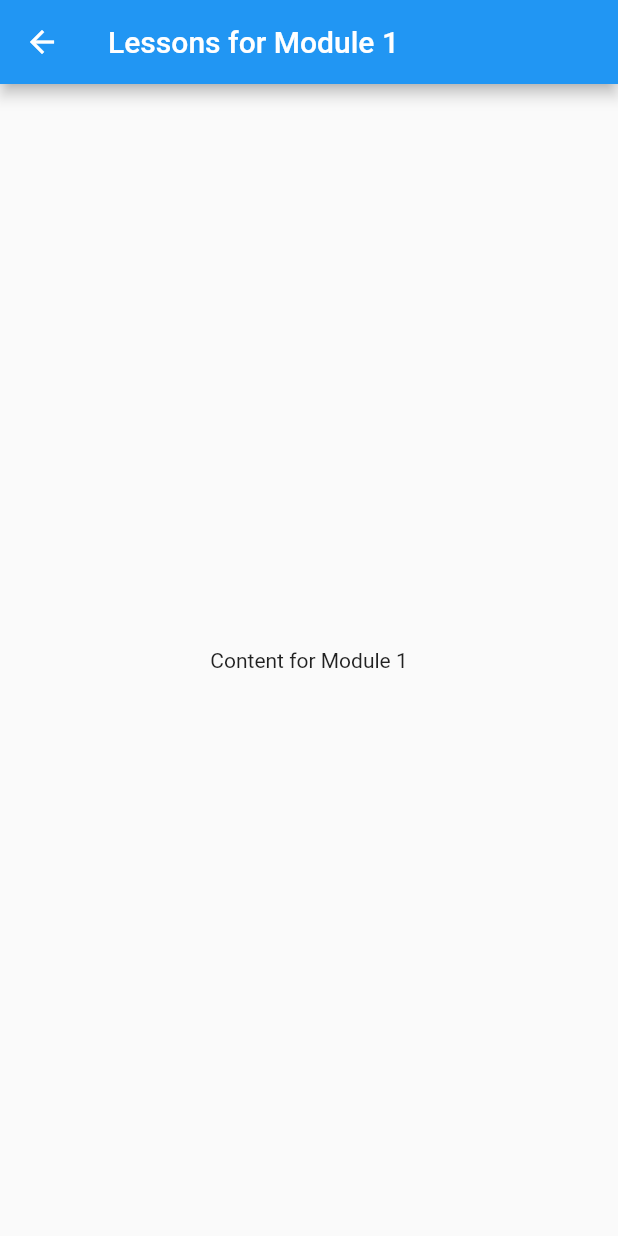
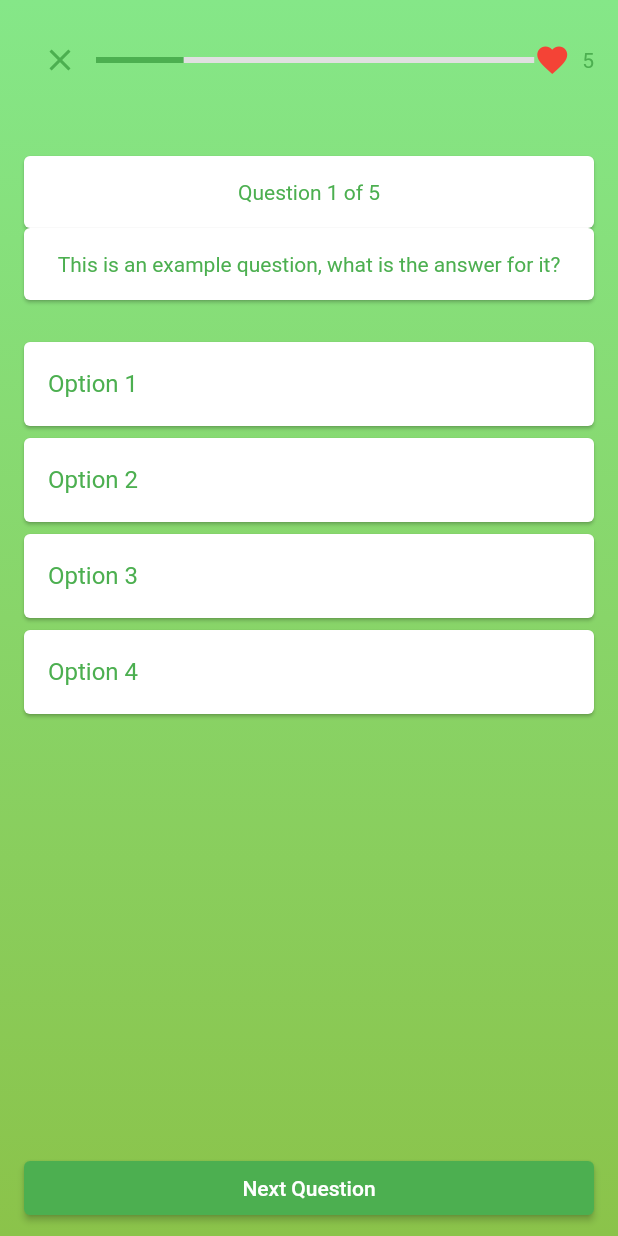
Before and after one commit to kygoben/hackutd, a Flutter app: the screen it shows after launch, after a tap on an icon or button, on a phone screen of 412 x 824 dp. Run offline on Flutter 3.47's test engine with Material 2 defaults, Android fonts, the phone set to English and light mode, and no system bars.

Commit message:
v1 lesson page

```diff
--- a/finteach/lib/Presentation/lesson_page.dart
+++ b/finteach/lib/Presentation/lesson_page.dart
@@ -8,11 +8,116 @@ class LessonPage extends StatelessWidget {
   @override
   Widget build(BuildContext context) {
     return Scaffold(
-      appBar: AppBar(
-        title: Text('Lessons for Module $moduleNumber'),
+      body: Container(
+        decoration: const BoxDecoration(
+          gradient: LinearGradient(
+            colors: [Color.fromARGB(255, 133, 231, 136), Colors.lightGreen],
+            begin: Alignment.topCenter,
+            end: Alignment.bottomCenter,
+          ),
+        ),
+        child: SafeArea(
+          child: Column(
+            crossAxisAlignment: CrossAxisAlignment.stretch,
+            children: <Widget>[
+              // Top row with back button, progress bar, and hearts
+              Padding(
+                padding: const EdgeInsets.all(16.0),
+                child: Row(
+                  mainAxisAlignment: MainAxisAlignment.spaceBetween,
+                  children: [
+                    _buildCloseButton(context),
+                    Expanded(
+                      child: _buildProgressBar(),
+                    ),
+                    _buildHeartCount(context, heartCount: 5),
+                  ],
+                ),
+              ),
+              SizedBox(height: 24),
+              _buildCard(context, 'Question 1 of 5'),
+              _buildCard(context,
+                  'This is an example question, what is the answer for it?'),
+              SizedBox(height: 24),
+              Expanded(
+                child: ListView(
+                  padding: const EdgeInsets.symmetric(horizontal: 16.0),
+                  children: [
+                    _buildOption(context, 'Option 1'),
+                    _buildOption(context, 'Option 2'),
+                    _buildOption(context, 'Option 3'),
+                    _buildOption(context, 'Option 4'),
+                  ],
+                ),
+              ),
+              Padding(
+                padding:
+                    const EdgeInsets.symmetric(horizontal: 16.0, vertical: 8.0),
+                child: ElevatedButton(
+                  style: ElevatedButton.styleFrom(primary: Colors.green),
+                  child: Text('Next Question'),
+                  onPressed: () {
+                    // Handle next question action
+                  },
+                ),
+              ),
+            ],
+          ),
+        ),
       ),
-      body: Center(
-        child: Text('Content for Module $moduleNumber'),
+    );
+  }
+
+  Widget _buildCloseButton(BuildContext context) {
+    return IconButton(
+      icon: Icon(Icons.close, color: Colors.green),
+      onPressed: () {
+        Navigator.of(context).pop();
+      },
+    );
+  }
+
+  Widget _buildProgressBar() {
+    return LinearProgressIndicator(
+      value: 0.2, // Current progress
+      backgroundColor: Colors.grey[300],
+      valueColor: AlwaysStoppedAnimation<Color>(Colors.green),
+    );
+  }
+
+  Widget _buildHeartCount(BuildContext context, {required int heartCount}) {
+    return Row(
+      children: [
+        Icon(Icons.favorite, color: Colors.red),
+        SizedBox(width: 8),
+        Text('$heartCount', style: TextStyle(color: Colors.green)),
+      ],
+    );
+  }
+
+  Widget _buildOption(BuildContext context, String option) {
+    return Card(
+      color: Colors.white,
+      margin: EdgeInsets.symmetric(vertical: 4),
+      child: ListTile(
+        title: Text(option, style: TextStyle(color: Colors.green)),
+        onTap: () {
+          // Handle option tap action
+        },
+      ),
+    );
+  }
+
+  Widget _buildCard(BuildContext context, String text) {
+    return Card(
+      margin: const EdgeInsets.symmetric(horizontal: 16.0),
+      child: Container(
+        padding: const EdgeInsets.all(16.0),
+        child: Text(
+          text,
+          style: TextStyle(color: Colors.green),
+          textAlign: TextAlign.center,
+        ),
       ),
     );
   }
```
